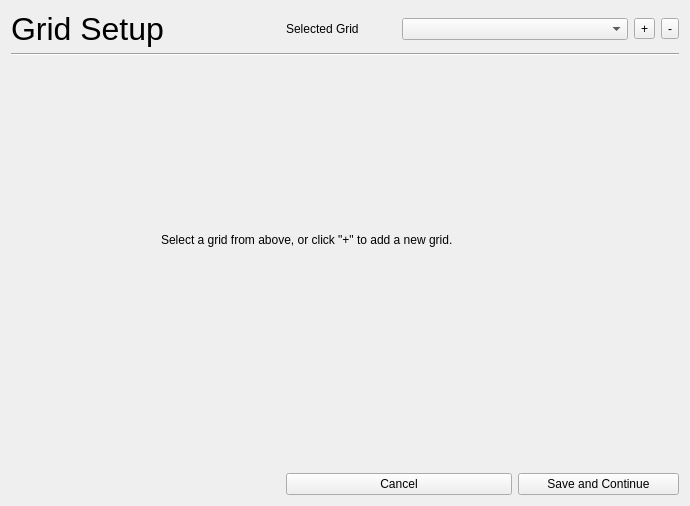
First picture: the form in gridsetup.ui, repository hallamlab/MetaPathwaysGUI, before the edit.
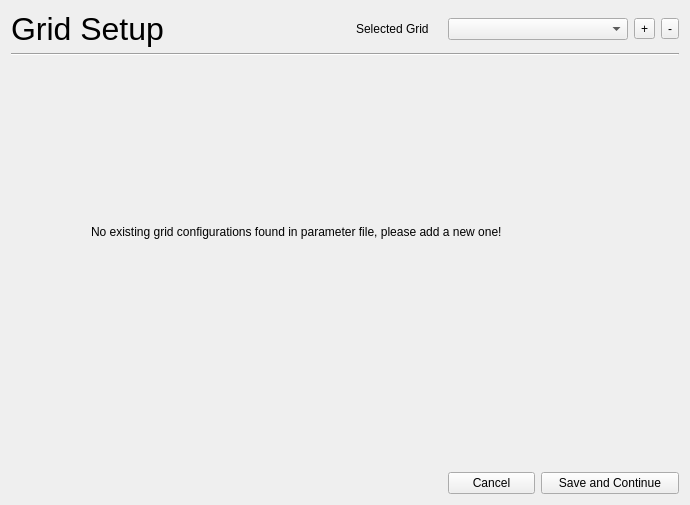
Second picture: the form after the edit.

Commit message: grid setups

```diff
--- a/gridsetup.ui
+++ b/gridsetup.ui
@@ -7,7 +7,7 @@
     <x>0</x>
     <y>0</y>
     <width>690</width>
-    <height>506</height>
+    <height>505</height>
    </rect>
   </property>
   <property name="sizePolicy">
@@ -26,80 +26,83 @@
    <string>Form</string>
   </property>
   <layout class="QGridLayout" name="gridLayout">
-   <item row="0" column="0">
-    <widget class="QLabel" name="label">
-     <property name="font">
-      <font>
-       <pointsize>24</pointsize>
-      </font>
-     </property>
-     <property name="text">
-      <string>Grid Setup</string>
-     </property>
-    </widget>
-   </item>
-   <item row="3" column="2" colspan="2">
-    <widget class="QPushButton" name="pushButton_2">
-     <property name="text">
-      <string>Cancel</string>
-     </property>
-    </widget>
-   </item>
-   <item row="2" column="0" colspan="7">
-    <widget class="QWidget" name="widget" native="true">
+   <item row="2" column="0" colspan="8">
+    <widget class="QStackedWidget" name="stackedWidget">
+     <widget class="QWidget" name="page">
      <widget class="QLabel" name="startMessage">
       <property name="geometry">
        <rect>
-        <x>150</x>
-        <y>170</y>
-        <width>351</width>
-        <height>16</height>
+         <x>80</x>
+         <y>160</y>
+         <width>511</width>
+         <height>20</height>
        </rect>
       </property>
       <property name="text">
-       <string>Select a grid from above, or click &quot;+&quot; to add a new grid.</string>
+        <string>No existing grid configurations found in parameter file, please add a new one!</string>
       </property>
      </widget>
     </widget>
+     <widget class="QWidget" name="page_2"/>
+    </widget>
    </item>
-   <item row="1" column="0" colspan="7">
-    <widget class="Line" name="line">
-     <property name="orientation">
-      <enum>Qt::Horizontal</enum>
+   <item row="3" column="5" colspan="3">
+    <widget class="QPushButton" name="saveButton">
+     <property name="text">
+      <string>Save and Continue</string>
      </property>
     </widget>
    </item>
-   <item row="0" column="5">
+   <item row="0" column="3">
+    <widget class="QLabel" name="label_2">
+     <property name="text">
+      <string>Selected Grid</string>
+     </property>
+    </widget>
+   </item>
+   <item row="0" column="6">
     <widget class="QToolButton" name="addGrid">
      <property name="text">
       <string>+</string>
      </property>
     </widget>
    </item>
-   <item row="0" column="6">
+   <item row="0" column="7">
     <widget class="QToolButton" name="deleteGrid">
      <property name="text">
       <string>-</string>
      </property>
     </widget>
    </item>
-   <item row="3" column="4" colspan="3">
-    <widget class="QPushButton" name="pushButton">
-     <property name="text">
-      <string>Save and Continue</string>
+   <item row="1" column="0" colspan="8">
+    <widget class="Line" name="line">
+     <property name="orientation">
+      <enum>Qt::Horizontal</enum>
      </property>
     </widget>
    </item>
-   <item row="0" column="2">
-    <widget class="QLabel" name="label_2">
+   <item row="0" column="0">
+    <widget class="QLabel" name="label">
+     <property name="font">
+      <font>
+       <pointsize>24</pointsize>
+      </font>
+     </property>
      <property name="text">
-      <string>Selected Grid</string>
+      <string>Grid Setup</string>
      </property>
     </widget>
    </item>
-   <item row="0" column="3" colspan="2">
+   <item row="0" column="4" colspan="2">
     <widget class="QComboBox" name="gridSelection"/>
    </item>
+   <item row="3" column="4">
+    <widget class="QPushButton" name="cancelButton">
+     <property name="text">
+      <string>Cancel</string>
+     </property>
+    </widget>
+   </item>
   </layout>
  </widget>
  <resources/>
```
Lines whose indentation alone changed are shown as unchanged. The commit also changes 16 other files.
